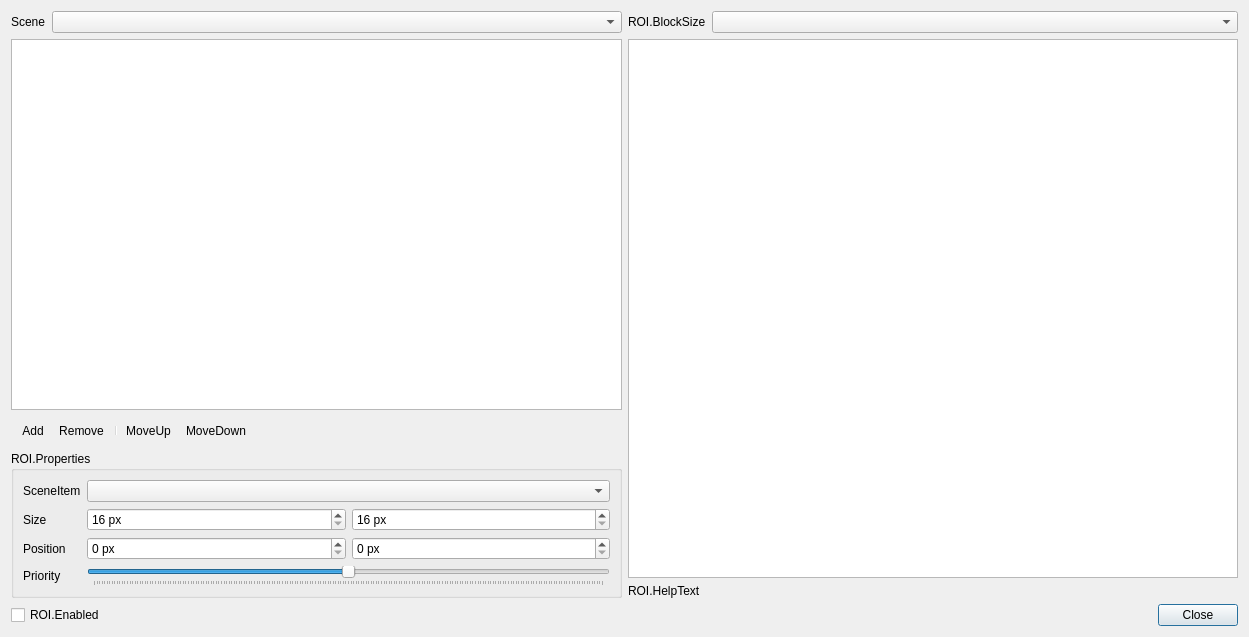
derrod/obs-studio, file UI/frontend-plugins/frontend-tools/forms/roi-editor.ui: the form before one commit.
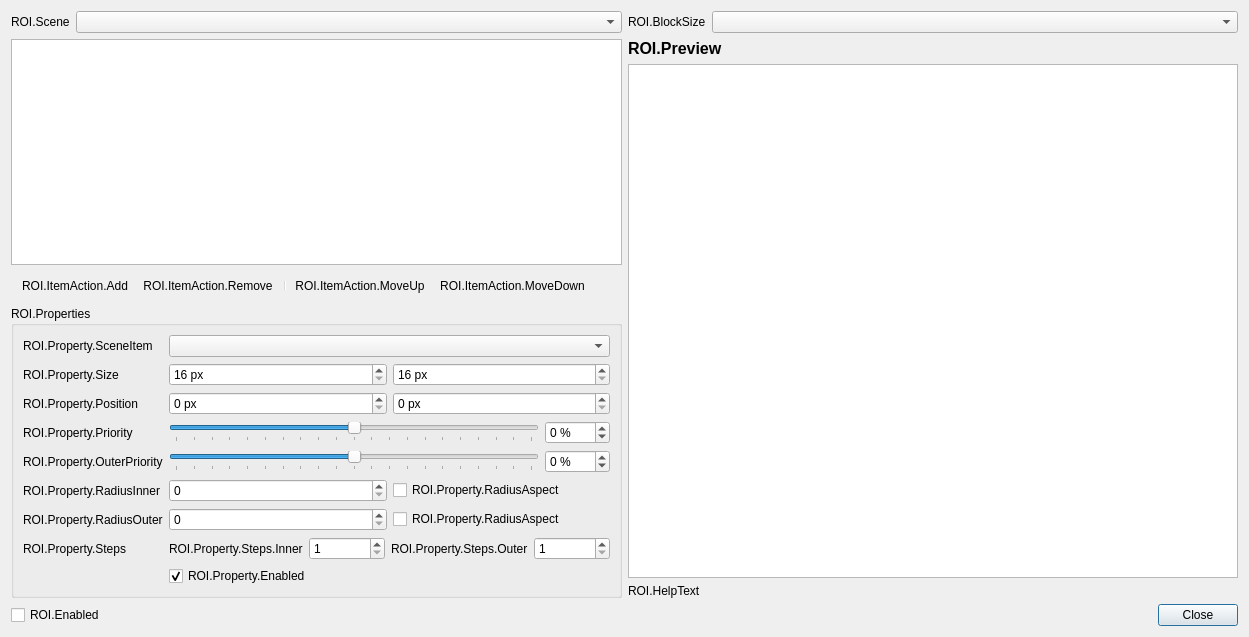
The form after the commit. Icons and pictures are not drawn.

Commit message: UI: Just a fuckton of updates to the ROI editor

Diff of the .ui file:
```diff
--- a/UI/frontend-plugins/frontend-tools/forms/roi-editor.ui
+++ b/UI/frontend-plugins/frontend-tools/forms/roi-editor.ui
@@ -29,7 +29,7 @@
             </sizepolicy>
            </property>
            <property name="text">
-            <string>Scene</string>
+            <string>ROI.Scene</string>
            </property>
            <property name="buddy">
             <cstring>sceneSelect</cstring>
@@ -78,7 +78,7 @@
           <item row="0" column="0">
            <widget class="QLabel" name="roiPropSceneItemLabel">
             <property name="text">
-             <string>SceneItem</string>
+             <string>ROI.Property.SceneItem</string>
             </property>
             <property name="buddy">
              <cstring>roiPropSceneItem</cstring>
@@ -88,14 +88,14 @@
           <item row="0" column="1">
            <widget class="QComboBox" name="roiPropSceneItem">
             <property name="placeholderText">
-             <string>NoItem</string>
+             <string>ROI.Property.SceneItem.NoSelection</string>
             </property>
            </widget>
           </item>
           <item row="1" column="0">
            <widget class="QLabel" name="roiPropSizeLabel">
             <property name="text">
-             <string>Size</string>
+             <string>ROI.Property.Size</string>
             </property>
             <property name="buddy">
              <cstring>roiPropSizeX</cstring>
@@ -135,7 +135,7 @@
           <item row="2" column="0">
            <widget class="QLabel" name="roiPropPosLabel">
             <property name="text">
-             <string>Position</string>
+             <string>ROI.Property.Position</string>
             </property>
             <property name="buddy">
              <cstring>roiPropPosX</cstring>
@@ -169,7 +169,7 @@
           <item row="3" column="0">
            <widget class="QLabel" name="priorityLabel">
             <property name="text">
-             <string>Priority</string>
+             <string>ROI.Property.Priority</string>
             </property>
             <property name="buddy">
              <cstring>prioritySlider</cstring>
@@ -177,22 +177,187 @@
            </widget>
           </item>
           <item row="3" column="1">
-           <widget class="QSlider" name="prioritySlider">
-            <property name="minimum">
-             <number>-100</number>
+           <layout class="QHBoxLayout" name="horizontalLayout_7">
+            <item>
+             <widget class="QSlider" name="roiPropPrioritySlider">
+              <property name="minimum">
+               <number>-100</number>
+              </property>
+              <property name="maximum">
+               <number>100</number>
+              </property>
+              <property name="tracking">
+               <bool>true</bool>
+              </property>
+              <property name="orientation">
+               <enum>Qt::Orientation::Horizontal</enum>
+              </property>
+              <property name="tickPosition">
+               <enum>QSlider::TickPosition::TicksBelow</enum>
+              </property>
+             </widget>
+            </item>
+            <item>
+             <widget class="QSpinBox" name="roiPropPrioritySpinbox">
+              <property name="suffix">
+               <string notr="true"> %</string>
+              </property>
+              <property name="minimum">
+               <number>-100</number>
+              </property>
+              <property name="maximum">
+               <number>100</number>
+              </property>
+             </widget>
+            </item>
+           </layout>
+          </item>
+          <item row="4" column="0">
+           <widget class="QLabel" name="roiPropOuterPriorityLabel">
+            <property name="text">
+             <string>ROI.Property.OuterPriority</string>
             </property>
-            <property name="maximum">
-             <number>100</number>
+           </widget>
+          </item>
+          <item row="4" column="1">
+           <layout class="QHBoxLayout" name="horizontalLayout_8">
+            <item>
+             <widget class="QSlider" name="roiPropOuterPrioritySlider">
+              <property name="minimum">
+               <number>-100</number>
+              </property>
+              <property name="maximum">
+               <number>100</number>
+              </property>
+              <property name="tracking">
+               <bool>true</bool>
+              </property>
+              <property name="orientation">
+               <enum>Qt::Orientation::Horizontal</enum>
+              </property>
+              <property name="tickPosition">
+               <enum>QSlider::TickPosition::TicksBelow</enum>
+              </property>
+             </widget>
+            </item>
+            <item>
+             <widget class="QSpinBox" name="roiPropOuterPrioritySpinbox">
+              <property name="suffix">
+               <string notr="true"> %</string>
+              </property>
+              <property name="minimum">
+               <number>-100</number>
+              </property>
+              <property name="maximum">
+               <number>100</number>
+              </property>
+             </widget>
+            </item>
+           </layout>
+          </item>
+          <item row="5" column="0">
+           <widget class="QLabel" name="roiPropRadiusInnerLabel">
+            <property name="text">
+             <string>ROI.Property.RadiusInner</string>
             </property>
-            <property name="tracking">
+           </widget>
+          </item>
+          <item row="5" column="1">
+           <layout class="QHBoxLayout" name="horizontalLayout_9">
+            <item>
+             <widget class="QSpinBox" name="roiPropRadiusInnerSb">
+              <property name="maximum">
+               <number>16384</number>
+              </property>
+             </widget>
+            </item>
+            <item>
+             <widget class="QCheckBox" name="roiPropRadiusInnerAspect">
+              <property name="text">
+               <string>ROI.Property.RadiusAspect</string>
+              </property>
+             </widget>
+            </item>
+           </layout>
+          </item>
+          <item row="6" column="0">
+           <widget class="QLabel" name="roiPropRadiusOuterLabel">
+            <property name="text">
+             <string>ROI.Property.RadiusOuter</string>
+            </property>
+           </widget>
+          </item>
+          <item row="6" column="1">
+           <layout class="QHBoxLayout" name="horizontalLayout_10">
+            <item>
+             <widget class="QSpinBox" name="roiPropRadiusOuterSb">
+              <property name="maximum">
+               <number>16384</number>
+              </property>
+             </widget>
+            </item>
+            <item>
+             <widget class="QCheckBox" name="roiPropRadiusOuterAspect">
+              <property name="text">
+               <string>ROI.Property.RadiusAspect</string>
+              </property>
+             </widget>
+            </item>
+           </layout>
+          </item>
+          <item row="7" column="0">
+           <widget class="QLabel" name="roiPropStepsLabel">
+            <property name="text">
+             <string>ROI.Property.Steps</string>
+            </property>
+           </widget>
+          </item>
+          <item row="7" column="1">
+           <layout class="QHBoxLayout" name="horizontalLayout_11">
+            <item>
+             <widget class="QLabel" name="roiPropStepsInnerLabel">
+              <property name="text">
+               <string>ROI.Property.Steps.Inner</string>
+              </property>
+             </widget>
+            </item>
+            <item>
+             <widget class="QSpinBox" name="roiPropStepsInnerSb">
+              <property name="minimum">
+               <number>1</number>
+              </property>
+              <property name="maximum">
+               <number>100</number>
+              </property>
+             </widget>
+            </item>
+            <item>
+             <widget class="QLabel" name="roiPropStepsOuterLabel">
+              <property name="text">
+               <string>ROI.Property.Steps.Outer</string>
+              </property>
+             </widget>
+            </item>
+            <item>
+             <widget class="QSpinBox" name="roiPropStepsOuterSb">
+              <property name="minimum">
+               <number>1</number>
+              </property>
+              <property name="maximum">
+               <number>100</number>
+              </property>
+             </widget>
+            </item>
+           </layout>
+          </item>
+          <item row="8" column="1">
+           <widget class="QCheckBox" name="roiPropEnabled">
+            <property name="text">
+             <string>ROI.Property.Enabled</string>
+            </property>
+            <property name="checked">
              <bool>true</bool>
             </property>
-            <property name="orientation">
-             <enum>Qt::Orientation::Horizontal</enum>
-            </property>
-            <property name="tickPosition">
-             <enum>QSlider::TickPosition::TicksBelow</enum>
-            </property>
            </widget>
           </item>
          </layout>
@@ -232,6 +397,19 @@
          </item>
         </layout>
        </item>
+       <item>
+        <widget class="QLabel" name="label_4">
+         <property name="font">
+          <font>
+           <pointsize>12</pointsize>
+           <bold>true</bold>
+          </font>
+         </property>
+         <property name="text">
+          <string>ROI.Preview</string>
+         </property>
+        </widget>
+       </item>
        <item>
         <widget class="QGraphicsView" name="preview">
          <property name="sizePolicy">
@@ -302,7 +480,7 @@
      <normaloff>:/res/images/plus.svg</normaloff>:/res/images/plus.svg</iconset>
    </property>
    <property name="text">
-    <string>Add</string>
+    <string>ROI.ItemAction.Add</string>
    </property>
    <property name="themeID" stdset="0">
     <string notr="true">addIconSmall</string>
@@ -314,7 +492,7 @@
      <normaloff>:/res/images/minus.svg</normaloff>:/res/images/minus.svg</iconset>
    </property>
    <property name="text">
-    <string>Remove</string>
+    <string>ROI.ItemAction.Remove</string>
    </property>
    <property name="shortcut">
     <string>Del</string>
@@ -332,7 +510,7 @@
      <normaloff>:/res/images/up.svg</normaloff>:/res/images/up.svg</iconset>
    </property>
    <property name="text">
-    <string>MoveUp</string>
+    <string>ROI.ItemAction.MoveUp</string>
    </property>
    <property name="themeID" stdset="0">
     <string notr="true">upArrowIconSmall</string>
@@ -344,7 +522,7 @@
      <normaloff>:/res/images/down.svg</normaloff>:/res/images/down.svg</iconset>
    </property>
    <property name="text">
-    <string>MoveDown</string>
+    <string>ROI.ItemAction.MoveDown</string>
    </property>
    <property name="themeID" stdset="0">
     <string notr="true">downArrowIconSmall</string>
```
Left out of the diff: 71 changed lines with no effect on the pictures. The commit also changes 3 other files.
